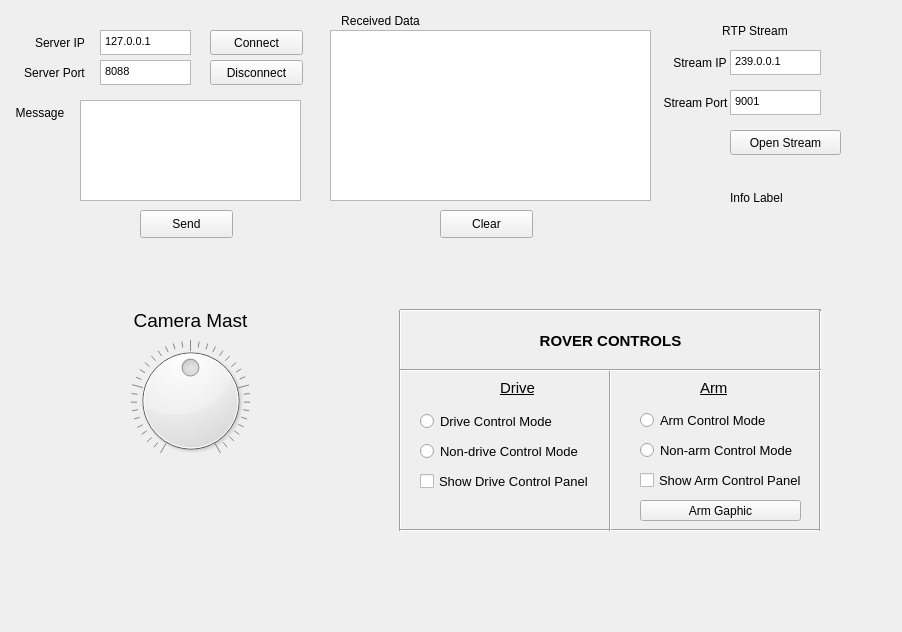
This is QtProxyClient/mainwindow.ui in cal-roboops/F2017_Decal as Qt 5 draws it before an edit. The edited form follows.
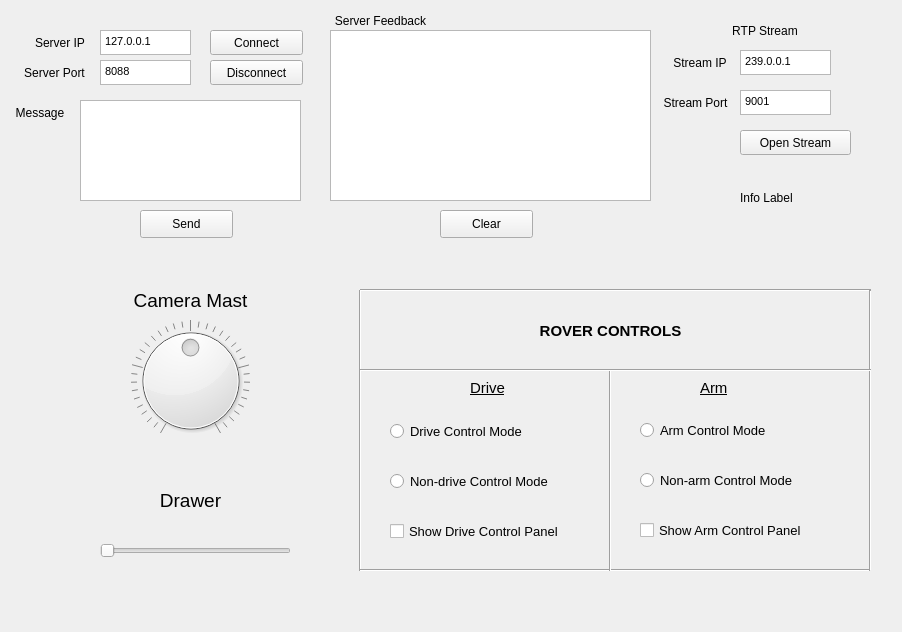
This is the edited form.

Diff of the .ui file:
```diff
--- a/QtProxyClient/mainwindow.ui
+++ b/QtProxyClient/mainwindow.ui
@@ -50,7 +50,7 @@
      </rect>
     </property>
     <property name="text">
-     <string>Received Data</string>
+     <string>Server Feedback</string>
     </property>
     <property name="alignment">
      <set>Qt::AlignCenter</set>
@@ -212,7 +212,7 @@
    <widget class="QPushButton" name="openStream">
     <property name="geometry">
      <rect>
-      <x>730</x>
+      <x>740</x>
       <y>130</y>
       <width>111</width>
       <height>25</height>
@@ -225,7 +225,7 @@
    <widget class="QTextEdit" name="st_portEdit">
     <property name="geometry">
      <rect>
-      <x>730</x>
+      <x>740</x>
       <y>90</y>
       <width>91</width>
       <height>25</height>
@@ -242,7 +242,7 @@
    <widget class="QTextEdit" name="st_ipEdit">
     <property name="geometry">
      <rect>
-      <x>730</x>
+      <x>740</x>
       <y>50</y>
       <width>91</width>
       <height>25</height>
@@ -275,7 +275,7 @@
    <widget class="QLabel" name="streamLabel">
     <property name="geometry">
      <rect>
-      <x>720</x>
+      <x>730</x>
       <y>20</y>
       <width>70</width>
       <height>21</height>
@@ -291,9 +291,9 @@
    <widget class="QRadioButton" name="radioButton_c_mode">
     <property name="geometry">
      <rect>
-      <x>420</x>
-      <y>410</y>
-      <width>141</width>
+      <x>390</x>
+      <y>420</y>
+      <width>171</width>
       <height>22</height>
      </rect>
     </property>
@@ -309,9 +309,9 @@
    <widget class="QRadioButton" name="radioButton_nc_mode">
     <property name="geometry">
      <rect>
-      <x>420</x>
-      <y>440</y>
-      <width>161</width>
+      <x>390</x>
+      <y>470</y>
+      <width>201</width>
       <height>22</height>
      </rect>
     </property>
@@ -327,9 +327,9 @@
    <widget class="QCheckBox" name="checkBox_show_cp">
     <property name="geometry">
      <rect>
-      <x>420</x>
-      <y>470</y>
-      <width>181</width>
+      <x>390</x>
+      <y>520</y>
+      <width>211</width>
       <height>22</height>
      </rect>
     </property>
@@ -345,10 +345,10 @@
    <widget class="Line" name="line">
     <property name="geometry">
      <rect>
-      <x>390</x>
-      <y>310</y>
+      <x>350</x>
+      <y>290</y>
       <width>20</width>
-      <height>221</height>
+      <height>281</height>
      </rect>
     </property>
     <property name="orientation">
@@ -358,9 +358,9 @@
    <widget class="Line" name="line_5">
     <property name="geometry">
      <rect>
-      <x>400</x>
-      <y>520</y>
-      <width>421</width>
+      <x>360</x>
+      <y>560</y>
+      <width>511</width>
       <height>20</height>
      </rect>
     </property>
@@ -371,9 +371,9 @@
    <widget class="Line" name="line_6">
     <property name="geometry">
      <rect>
-      <x>400</x>
-      <y>300</y>
-      <width>421</width>
+      <x>360</x>
+      <y>280</y>
+      <width>511</width>
       <height>20</height>
      </rect>
     </property>
@@ -385,7 +385,7 @@
     <property name="geometry">
      <rect>
       <x>400</x>
-      <y>330</y>
+      <y>320</y>
       <width>421</width>
       <height>21</height>
      </rect>
@@ -413,35 +413,22 @@
    <widget class="Line" name="line_2">
     <property name="geometry">
      <rect>
-      <x>810</x>
-      <y>310</y>
+      <x>860</x>
+      <y>290</y>
       <width>20</width>
-      <height>221</height>
+      <height>281</height>
      </rect>
     </property>
     <property name="orientation">
      <enum>Qt::Vertical</enum>
     </property>
    </widget>
-   <widget class="QPushButton" name="armGraphic">
-    <property name="geometry">
-     <rect>
-      <x>640</x>
-      <y>500</y>
-      <width>161</width>
-      <height>21</height>
-     </rect>
-    </property>
-    <property name="text">
-     <string>Arm Gaphic</string>
-    </property>
-   </widget>
    <widget class="QRadioButton" name="radioButton">
     <property name="geometry">
      <rect>
       <x>640</x>
-      <y>410</y>
-      <width>131</width>
+      <y>420</y>
+      <width>171</width>
       <height>20</height>
      </rect>
     </property>
@@ -466,7 +453,7 @@
       <x>600</x>
       <y>370</y>
       <width>20</width>
-      <height>161</height>
+      <height>201</height>
      </rect>
     </property>
     <property name="orientation">
@@ -477,8 +464,8 @@
     <property name="geometry">
      <rect>
       <x>640</x>
-      <y>440</y>
-      <width>161</width>
+      <y>470</y>
+      <width>191</width>
       <height>20</height>
      </rect>
     </property>
@@ -500,9 +487,9 @@
    <widget class="Line" name="line_7">
     <property name="geometry">
      <rect>
-      <x>400</x>
+      <x>360</x>
       <y>360</y>
-      <width>421</width>
+      <width>511</width>
       <height>20</height>
      </rect>
     </property>
@@ -513,7 +500,7 @@
    <widget class="QLabel" name="driveLabel">
     <property name="geometry">
      <rect>
-      <x>500</x>
+      <x>470</x>
       <y>380</y>
       <width>41</width>
       <height>16</height>
@@ -552,8 +539,8 @@
     <property name="geometry">
      <rect>
       <x>640</x>
-      <y>470</y>
-      <width>171</width>
+      <y>520</y>
+      <width>211</width>
       <height>20</height>
      </rect>
     </property>
@@ -567,9 +554,12 @@
     </property>
    </widget>
    <widget class="QLabel" name="infoLabel">
+    <property name="enabled">
+     <bool>true</bool>
+    </property>
     <property name="geometry">
      <rect>
-      <x>730</x>
+      <x>740</x>
       <y>190</y>
       <width>55</width>
       <height>16</height>
@@ -583,7 +573,7 @@
     <property name="geometry">
      <rect>
       <x>60</x>
-      <y>340</y>
+      <y>320</y>
       <width>261</width>
       <height>121</height>
      </rect>
@@ -620,7 +610,7 @@
     <property name="geometry">
      <rect>
       <x>120</x>
-      <y>310</y>
+      <y>290</y>
       <width>141</width>
       <height>20</height>
      </rect>
@@ -637,6 +627,40 @@
      <set>Qt::AlignCenter</set>
     </property>
    </widget>
+   <widget class="QLabel" name="drawer">
+    <property name="geometry">
+     <rect>
+      <x>120</x>
+      <y>490</y>
+      <width>141</width>
+      <height>20</height>
+     </rect>
+    </property>
+    <property name="font">
+     <font>
+      <pointsize>14</pointsize>
+     </font>
+    </property>
+    <property name="text">
+     <string>Drawer</string>
+    </property>
+    <property name="alignment">
+     <set>Qt::AlignCenter</set>
+    </property>
+   </widget>
+   <widget class="QSlider" name="horizontalSlider">
+    <property name="geometry">
+     <rect>
+      <x>100</x>
+      <y>540</y>
+      <width>191</width>
+      <height>22</height>
+     </rect>
+    </property>
+    <property name="orientation">
+     <enum>Qt::Horizontal</enum>
+    </property>
+   </widget>
   </widget>
  </widget>
  <layoutdefault spacing="6" margin="11"/>
```
Left out of the diff: 4 changed lines with no effect on the pictures.
